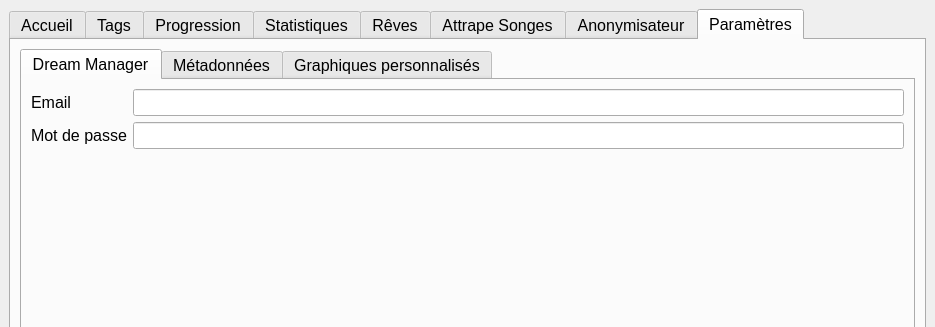
This is src/ui/main_window.ui in estebanthi/DreamsAnalyzer as Qt 5 draws it before an edit; both pictures show x 0 to 935 and y 0 to 327 of the 935 by 735 pixel window. The edited form follows.
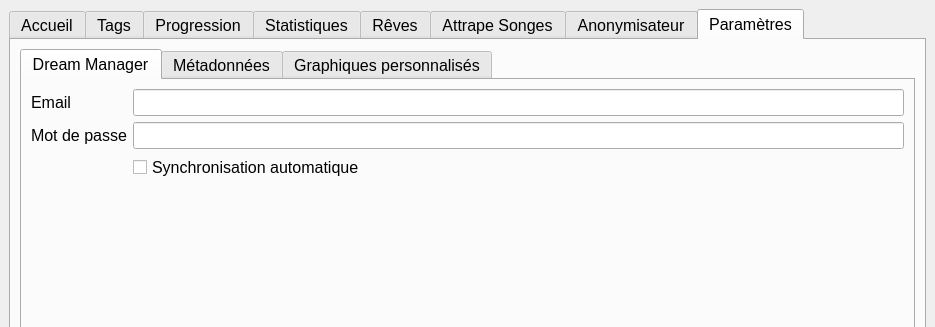
This is the edited form. The open tabs and pages were chosen to show the change. Custom widgets are drawn as their Qt base class.

```diff
--- a/src/ui/main_window.ui
+++ b/src/ui/main_window.ui
@@ -959,6 +959,13 @@
                 </property>
                </widget>
               </item>
+              <item row="2" column="1">
+               <widget class="QCheckBox" name="autosyncCheckBox">
+                <property name="text">
+                 <string>Synchronisation automatique</string>
+                </property>
+               </widget>
+              </item>
              </layout>
             </item>
            </layout>
```
Left out of the diff: 2 changed lines with no effect on the pictures.
